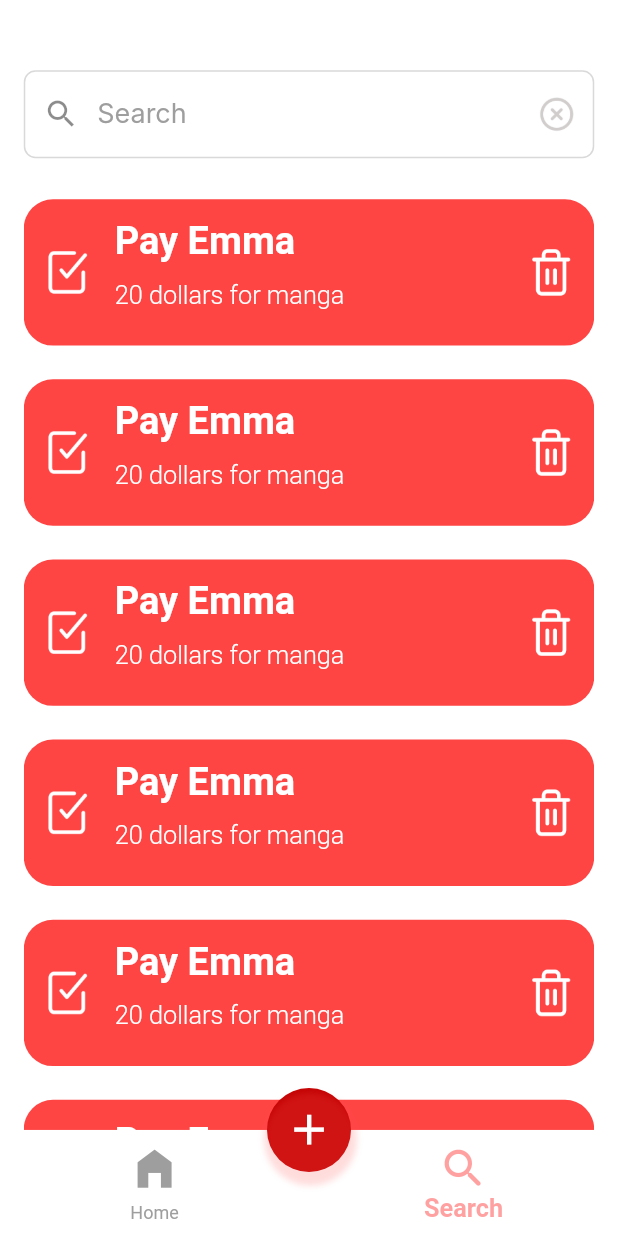
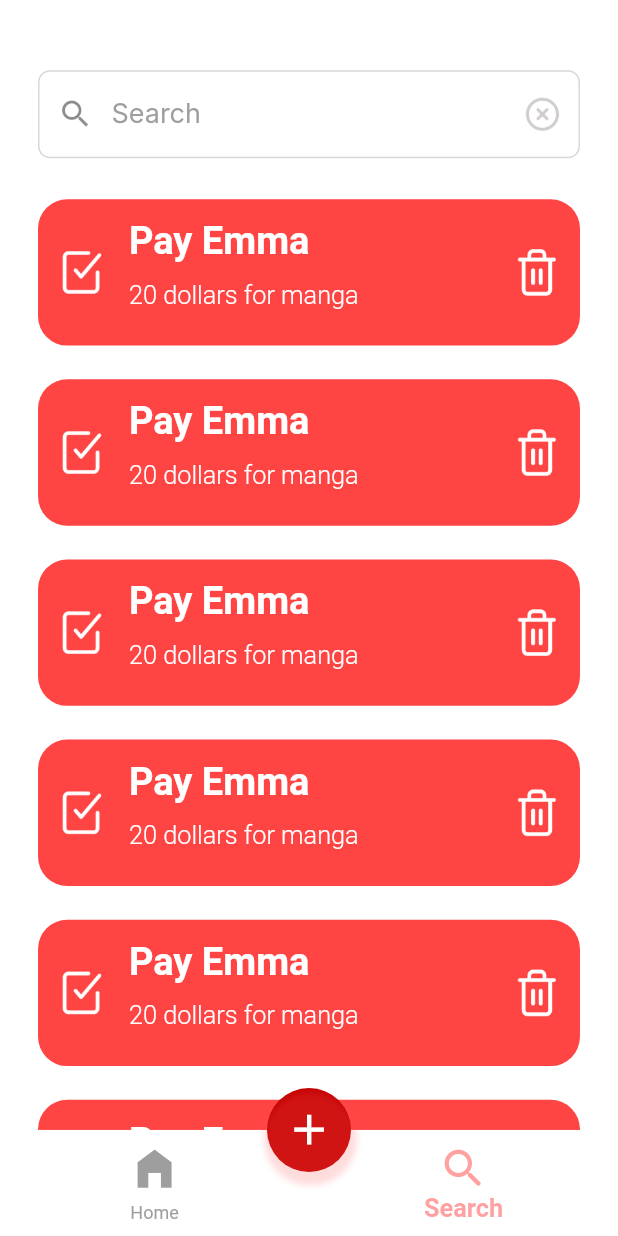
Before and after one commit to MohammedMotlaq/ToDoApp, a Flutter app: the MainScreen screen opened directly, item 2 of the bottom bar chosen, on a phone screen of 412 x 824 dp. Run offline on Flutter 3.47's test engine with Material 2 defaults, Android fonts, the phone set to English and light mode, and no system bars; our stand-ins replace flutter_screenutil; Roboto replaces fonts that are missing (Inter).

Commit message:
Edit: Modified padding properties

```diff
--- a/lib/Views/Screens/Search_Container.dart
+++ b/lib/Views/Screens/Search_Container.dart
@@ -14,7 +14,7 @@ class _SearchContainerState extends State<SearchContainer> {
   Widget build(BuildContext context) {
     return Container(
       color: Colors.white,
-      padding: EdgeInsets.fromLTRB(15.w, 18.h, 15.w, 0),
+      padding: EdgeInsets.fromLTRB(24.w, 18.h, 24.w, 0),
       child: Column(
         children: [
           Container(
```
